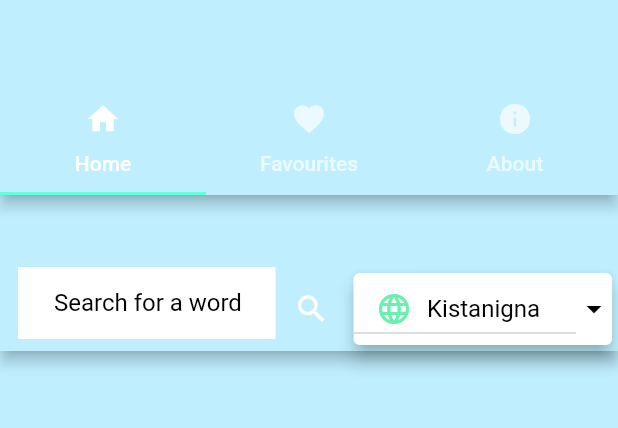
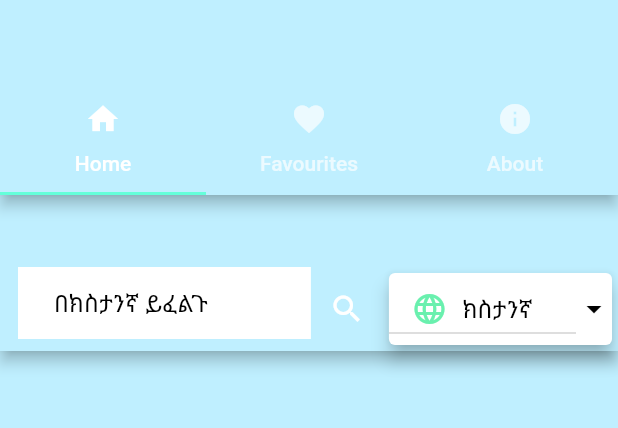
Before and after one commit to Bemhreth/Dictionary_app, a Flutter app: the screen it shows after launch, after a tap on the "search" icon, on a phone screen of 412 x 824 dp, the part 300-728 px from its top. Run offline on Flutter 3.47's test engine with Material 2 defaults, Android fonts, the phone set to English and light mode, and no system bars; our stand-ins replace csv, splashscreen, sqflite; accounts and stored records are empty; network calls fail.

Commit message:
added language filtering

```diff
--- a/lib/screen/result_page.dart
+++ b/lib/screen/result_page.dart
@@ -28,8 +28,8 @@ class _ResultsPageState extends State<ResultsPage> {
 
   Item selectedUser;
   List<Item> users = <Item>[
-    const Item('Kistanigna',Icon(Icons.language,color: Colors.greenAccent,)),
-    const Item('Amharic',Icon(Icons.language,color:  Colors.greenAccent,)),
+    const Item('ክስታንኛ',Icon(Icons.language,color: Colors.greenAccent,)),
+    const Item('አማርኛ',Icon(Icons.language,color:  Colors.greenAccent,)),
     const Item('English',Icon(Icons.language,color:  Colors.greenAccent,)),
   ];
   TextEditingController _controller = TextEditingController();
@@ -38,6 +38,7 @@ class _ResultsPageState extends State<ResultsPage> {
   Stream _stream;
   List<Map> all=List<Map>();
   List<Map> alls=List<Map>();
+  List<Map> allz=List<Map>();
   List<Map<String, dynamic>> all1=List<Map<String, dynamic>>();
   Timer _debounce;
   Color fevcolor=Colors.black;
@@ -47,7 +48,7 @@ class _ResultsPageState extends State<ResultsPage> {
         if(text.isNotEmpty) {
           print(text);
       List<Map> dListData = List<Map>();
-      alls.forEach((element) {
+      allz.forEach((element) {
         print('kinda');
         switch (widget.Mainlanguage) {
           case 'English':
@@ -94,6 +95,7 @@ class _ResultsPageState extends State<ResultsPage> {
   getdictionary() async{
     alls= List.of(await DBprovider.db.getdictionary());
     all= List.of(await DBprovider.db.getdictionary());
+    allz= List.of(await DBprovider.db.getdictionary());
     setState(() {
       all=alls;
 //      print(all);
@@ -133,20 +135,17 @@ class _ResultsPageState extends State<ResultsPage> {
                         widget.T=text;
                       });
                     },
-//                    onEditingComplete: _search(widget.T); ,
                     onChanged: (String text) {
                         if (_debounce?.isActive ?? false) _debounce.cancel();
                         _debounce = Timer(const Duration(milliseconds: 1000), () {
                           setState(() {
-//                            if(text==null)
                               _search(text);
                             widget.T=text;
                           });
                         });
                     },
-//                    controller: _controller,
                     decoration: InputDecoration(
-                      hintText: "Search for a word",
+                      hintText: (widget.Mainlanguage=='English')?"Search in English": (widget.Mainlanguage=='Amharic')?"በአማርኛ ይፈልጉ":"በክስታንኛ ይፈልጉ",
                       hintStyle: TextStyle(color: Colors.black),
                       contentPadding: const EdgeInsets.only(left: 24.0),
                       border: InputBorder.none,
@@ -174,7 +173,7 @@ class _ResultsPageState extends State<ResultsPage> {
                       onChanged: (Item Value) {
                         setState(() {
                           selectedUser = Value;
-                          widget.Mainlanguage=selectedUser.name;
+                          (selectedUser.name=='ክስታንኛ')?widget.Mainlanguage='Kistanigna':(selectedUser.name=='አማርኛ')?widget.Mainlanguage='Amharic':widget.Mainlanguage=selectedUser.name;
                           print(selectedUser.name);
                         });
                       },
```
